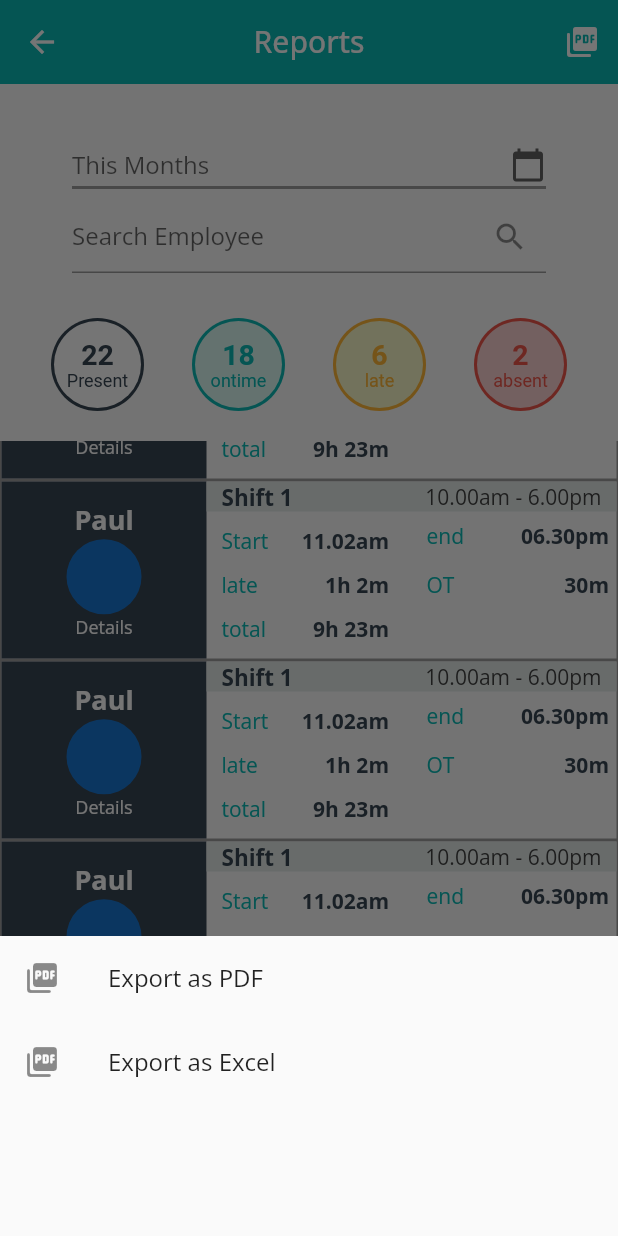
After one commit to najmulmyself/arbree_attendance, a Flutter app: the AdminReportsScreen screen opened directly, scrolled down 576 dp, after a tap on the "picture as pdf" icon, on a phone screen of 412 x 824 dp. The commit adds this screen. Run offline on Flutter 3.47's test engine with Material 2 defaults, Android fonts, the phone set to English and light mode, and no system bars; drawn by our look-alikes of auto_size_text; our stand-ins replace font_awesome_flutter, google_fonts, shared_preferences; accounts and stored records are empty; network calls fail.

Commit message:
added admin report and admin report tile

```diff
--- a/lib/component/admin_component/admin_drawer.dart
+++ b/lib/component/admin_component/admin_drawer.dart
@@ -146,7 +146,7 @@ class AdminDrawer extends StatelessWidget {
                           color: Colors.white,
                           fontSize: 18,
                           fontWeight: FontWeight.bold),
-                    ),
+                      ),
                   ],
                 ),
               ),
--- /dev/null
+++ b/lib/component/admin_component/admin_report_tile.dart
@@ -0,0 +1,222 @@
+// ignore_for_file: prefer_const_literals_to_create_immutables, prefer_const_constructors
+
+import 'package:arbree_attendance/screens/reports_page.dart';
+import 'package:arbree_attendance/utils/utils.dart';
+import 'package:flutter/material.dart';
+
+class AdminReportTile extends StatelessWidget {
+  AdminReportTile({
+    this.name,
+  });
+  final String? name;
+  @override
+  Widget build(BuildContext context) {
+    return Container(
+      decoration: BoxDecoration(
+        border: Border.all(color: Colors.grey),
+      ),
+      height: 120,
+      // color: Colors.red,
+      child: Row(
+        children: [
+          Expanded(
+            child: GestureDetector(
+              onTap: () {
+                Navigator.push(context,
+                    MaterialPageRoute(builder: (context) => ReportScreen()));
+              },
+              child: Container(
+                color: Color(0xff374552),
+                child: Column(
+                  mainAxisAlignment: MainAxisAlignment.center,
+                  children: [
+                    Text(
+                      name!,
+                      style: TextStyle(
+                          fontSize: 18,
+                          color: Colors.white,
+                          fontWeight: FontWeight.bold),
+                    ),
+                    CircleAvatar(
+                      radius: 25,
+                      backgroundImage:
+                          NetworkImage("https://picsum.photos/200/300"),
+                    ),
+                    Text(
+                      'Details',
+                      style: TextStyle(fontSize: 12, color: Colors.white),
+                    ),
+                  ],
+                ),
+              ),
+            ),
+          ),
+          Expanded(
+            flex: 2,
+            child: Container(
+              // color: Colors.green,
+              child: Column(
+                children: [
+                  Container(
+                    padding: EdgeInsets.symmetric(horizontal: 10),
+                    height: 20,
+                    color: Color(0xffE2EAE8),
+                    child: Row(
+                      mainAxisAlignment: MainAxisAlignment.spaceBetween,
+                      children: [
+                        Text(
+                          'Shift 1',
+                          style: TextStyle(
+                            fontWeight: FontWeight.bold,
+                            fontSize: 15,
+                            color: Color(0xff374552),
+                          ),
+                        ),
+                        Text(
+                          '10.00am - 6.00pm',
+                          style: TextStyle(
+                            color: Colors.grey.shade800,
+                          ),
+                        ),
+                      ],
+                    ),
+                  ),
+                  Expanded(
+                    child: Row(
+                      children: [
+                        Expanded(
+                          child: Container(
+                            padding: EdgeInsets.symmetric(horizontal: 10),
+                            child: Column(
+                              mainAxisAlignment: MainAxisAlignment.spaceEvenly,
+                              children: [
+                                Row(
+                                  mainAxisAlignment:
+                                      MainAxisAlignment.spaceBetween,
+                                  children: [
+                                    Text(
+                                      'Start',
+                                      style: TextStyle(
+                                        color: Utils.colorPrimary,
+                                      ),
+                                    ),
+                                    Text(
+                                      '11.02am',
+                                      style: TextStyle(
+                                        fontWeight: FontWeight.bold,
+                                        color: Color(0xff374552),
+                                      ),
+                                    ),
+                                  ],
+                                ),
+                                Row(
+                                  mainAxisAlignment:
+                                      MainAxisAlignment.spaceBetween,
+                                  children: [
+                                    Text(
+                                      'late',
+                                      style: TextStyle(
+                                        color: Utils.colorPrimary,
+                                      ),
+                                    ),
+                                    Text(
+                                      '1h 2m',
+                                      style: TextStyle(
+                                        fontWeight: FontWeight.bold,
+                                        color: Color(0xff374552),
+                                      ),
+                                    ),
+                                  ],
+                                ),
+                                Row(
+                                  mainAxisAlignment:
+                                      MainAxisAlignment.spaceBetween,
+                                  children: [
+                                    Text(
+                                      'total',
+                                      style: TextStyle(
+                                        color: Utils.colorPrimary,
+                                      ),
+                                    ),
+                                    Text(
+                                      '9h 23m',
+                                      style: TextStyle(
+                                        fontWeight: FontWeight.bold,
+                                        color: Color(0xff374552),
+                                      ),
+                                    ),
+                                  ],
+                                ),
+                              ],
+                            ),
+                          ),
+                        ),
+                        SizedBox(width: 10),
+                        Expanded(
+                          child: Container(
+                            padding: EdgeInsets.symmetric(horizontal: 5),
+                            child: Column(
+                              mainAxisAlignment: MainAxisAlignment.spaceAround,
+                              children: [
+                                Row(
+                                  mainAxisAlignment:
+                                      MainAxisAlignment.spaceBetween,
+                                  children: [
+                                    Text(
+                                      'end',
+                                      style: TextStyle(
+                                        color: Utils.colorPrimary,
+                                      ),
+                                    ),
+                                    Text(
+                                      '06.30pm',
+                                      style: TextStyle(
+                                        fontWeight: FontWeight.bold,
+                                        color: Color(0xff374552),
+                                      ),
+                                    ),
+                                  ],
+                                ),
+                                Row(
+                                  mainAxisAlignment:
+                                      MainAxisAlignment.spaceBetween,
+                                  children: [
+                                    Text(
+                                      'OT',
+                                      style: TextStyle(
+                                        color: Utils.colorPrimary,
+                                      ),
+                                    ),
+                                    Text(
+                                      '30m',
+                                      style: TextStyle(
+                                        fontWeight: FontWeight.bold,
+                                        color: Color(0xff374552),
+                                      ),
+                                    ),
+                                  ],
+                                ),
+                                Row(
+                                  mainAxisAlignment:
+                                      MainAxisAlignment.spaceBetween,
+                                  children: [
+                                    Text(''),
+                                    Text(''),
+                                  ],
+                                ),
+                              ],
+                            ),
+                          ),
+                        ),
+                      ],
+                    ),
+                  )
+                ],
+              ),
+            ),
+          ),
+        ],
+      ),
+    );
+  }
+}
--- a/lib/screens/admin_screen/admin_homepage.dart
+++ b/lib/screens/admin_screen/admin_homepage.dart
@@ -1,7 +1,7 @@
 // ignore_for_file: prefer_const_constructors, prefer_const_literals_to_create_immutables
 
 import 'package:arbree_attendance/component/admin_component/admin_drawer.dart';
-import 'package:arbree_attendance/utils/utils.dart';
+import 'package:arbree_attendance/screens/admin_screen/admin_reports.dart';
 import 'package:flutter/material.dart';
 import 'package:font_awesome_flutter/font_awesome_flutter.dart';
 
@@ -26,9 +26,17 @@ class AdminHomePage extends StatelessWidget {
           SizedBox(
             height: 10,
           ),
-          AdminTile(
-            icon: FontAwesomeIcons.listCheck,
-            title: "Attendance Report",
+          GestureDetector(
+            onTap: () {
+              Navigator.push(
+                  context,
+                  MaterialPageRoute(
+                      builder: (context) => AdminReportsScreen()));
+            },
+            child: AdminTile(
+              icon: FontAwesomeIcons.listCheck,
+              title: "Attendance Report",
+            ),
           ),
           AdminTile(
             icon: FontAwesomeIcons.calendarCheck,
--- /dev/null
+++ b/lib/screens/admin_screen/admin_reports.dart
@@ -0,0 +1,150 @@
+// ignore_for_file: prefer_const_literals_to_create_immutables, prefer_const_constructors
+
+import 'package:arbree_attendance/component/admin_component/admin_report_tile.dart';
+import 'package:arbree_attendance/component/report_tile.dart';
+import 'package:arbree_attendance/component/rounded_circle.dart';
+import 'package:arbree_attendance/utils/utils.dart';
+import 'package:flutter/material.dart';
+
+class AdminReportsScreen extends StatefulWidget {
+  const AdminReportsScreen({Key? key}) : super(key: key);
+
+  @override
+  State<AdminReportsScreen> createState() => _AdminReportsScreenState();
+}
+
+class _AdminReportsScreenState extends State<AdminReportsScreen> {
+  List items = [
+    'This Months',
+    'September 2022',
+    'August 2022',
+    'July 2022',
+  ];
+
+  @override
+  Widget build(BuildContext context) {
+    return Scaffold(
+      appBar: AppBar(
+        elevation: 0,
+        title: Text('Reports'),
+        actions: [
+          IconButton(
+            onPressed: () {
+              showModalBottomSheet(
+                  context: context,
+                  builder: (context) => Container(
+                        height: 200,
+                        child: Column(
+                          children: [
+                            ListTile(
+                              title: Text('Export as PDF'),
+                              leading: Icon(Icons.picture_as_pdf_rounded),
+                            ),
+                            ListTile(
+                              title: Text('Export as Excel'),
+                              leading: Icon(Icons.picture_as_pdf_rounded),
+                            ),
+                          ],
+                        ),
+                      ));
+            },
+            icon: Icon(Icons.picture_as_pdf_rounded),
+          ),
+        ],
+        centerTitle: true,
+      ),
+      body: Column(
+        crossAxisAlignment: CrossAxisAlignment.center,
+        children: [
+          SizedBox(
+            height: 30,
+          ),
+          Padding(
+            padding: const EdgeInsets.symmetric(horizontal: 48.0),
+            child: DropdownButton(
+              isExpanded: true,
+              icon: Icon(
+                Icons.calendar_today,
+              ),
+              hint: Text('This Months'),
+              underline: Container(
+                height: 2,
+                color: Colors.grey,
+              ),
+              items: items
+                  .map(
+                    (shift) => DropdownMenuItem(
+                      child: Text(shift),
+                      value: shift,
+                    ),
+                  )
+                  .toList(),
+              onChanged: (value) {},
+            ),
+          ),
+          // SizedBox(
+          //   height: 20,
+          // ),
+          Padding(
+            padding: EdgeInsets.symmetric(horizontal: 48.0),
+            child: TextFormField(
+              decoration: InputDecoration(
+                suffixIcon: Icon(Icons.search),
+                // labelText: 'Team Name',
+                hintText: 'Search Employee',
+              ),
+            ),
+          ),
+          SizedBox(
+            height: 30,
+          ),
+          Padding(
+            padding: EdgeInsets.symmetric(horizontal: 18.0),
+            child: Row(
+              mainAxisAlignment: MainAxisAlignment.spaceAround,
+              children: [
+                RoundedCircle(
+                  border: Color(0xff374552),
+                  title: 'Present',
+                  number: 22,
+                ),
+                RoundedCircle(
+                  color: Color(0xffD9F9F2),
+                  border: Utils.colorPrimary,
+                  title: 'ontime',
+                  number: 18,
+                ),
+                RoundedCircle(
+                  color: Color(0xffF8F8C9),
+                  border: Color(0xffFFB636),
+                  title: 'late',
+                  number: 6,
+                ),
+                RoundedCircle(
+                  color: Color(0xffFAD2D2),
+                  border: Color(0xffF0564A),
+                  title: 'absent',
+                  number: 2,
+                ),
+              ],
+            ),
+          ),
+          SizedBox(
+            height: 20,
+          ),
+          Expanded(
+            child: ListView.builder(
+              reverse: true,
+              itemCount: 30,
+              itemBuilder: (context, index) {
+                return AdminReportTile(
+                  name: "Paul",
+                );
+              },
+            ),
+          ),
+        ],
+      ),
+    );
+  }
+}
```
